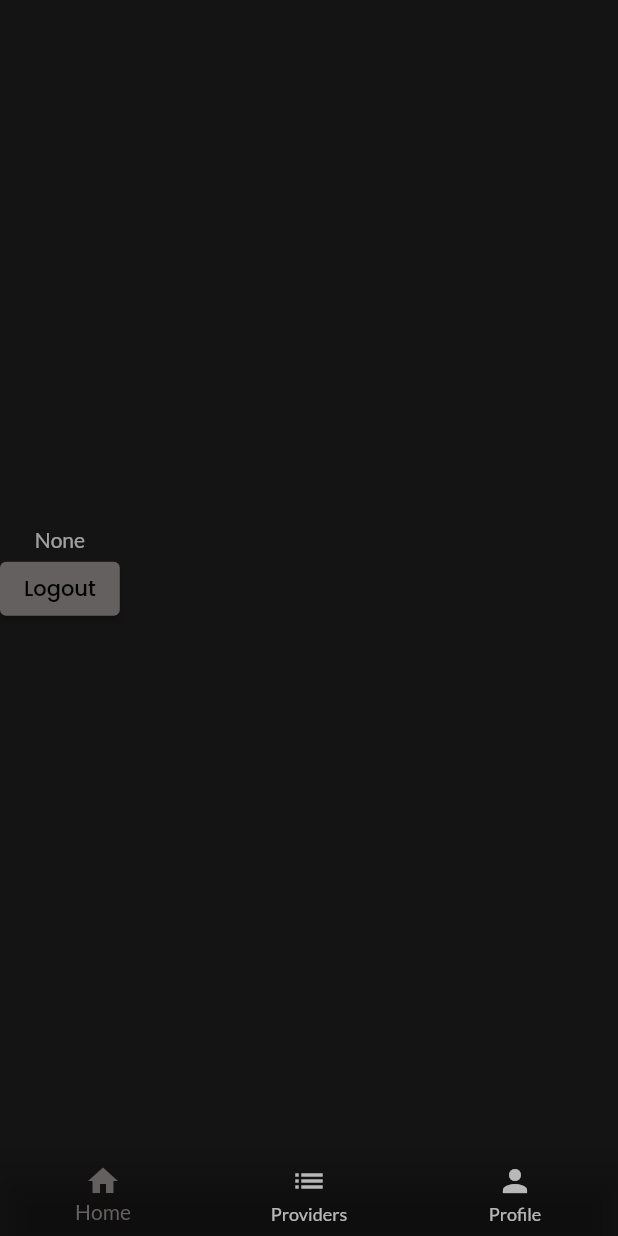
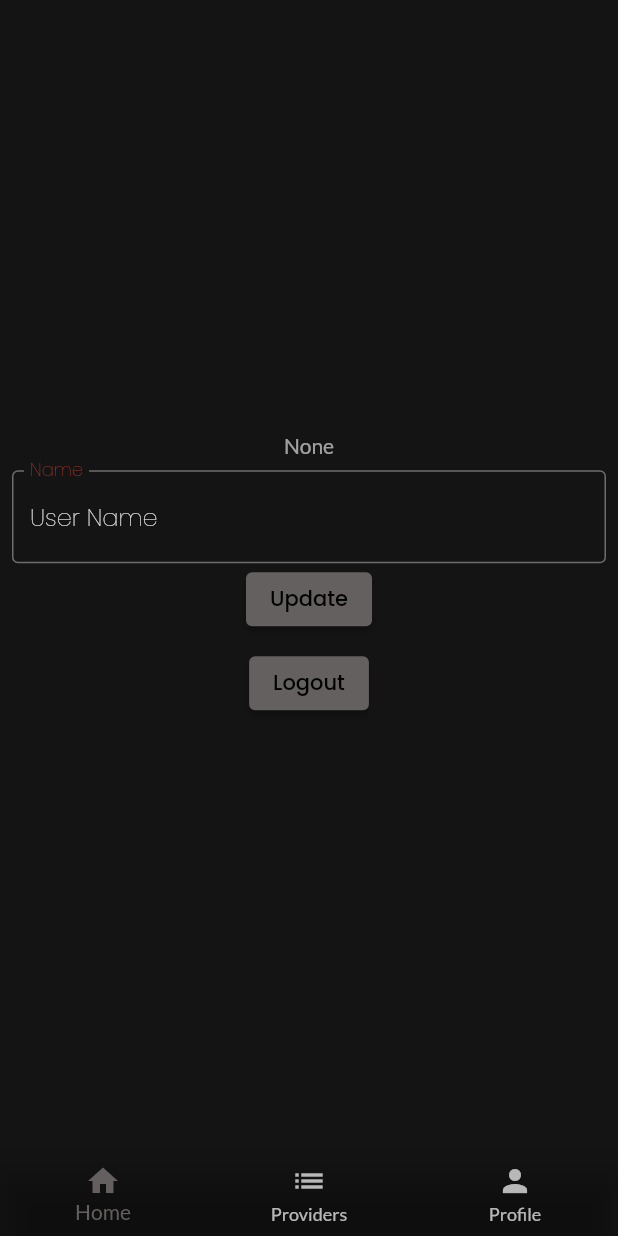
Before and after one commit to codinesh/supashare, a Flutter app: the ProfileScreen screen opened by its route, on a phone screen of 412 x 824 dp. Run offline on Flutter 3.47's test engine with Material 2 defaults, Android fonts, the phone set to English and light mode, and no system bars; our stand-ins replace flutter_hooks, flutter_riverpod, flutter_secure_storage, freezed_annotation, google_fonts, hooks_riverpod and 3 more; accounts and stored records are empty; statements that could not run were skipped.

Commit message:
profile page ch;anges

```diff
--- a/lib/notifiers/authstate_notifier.dart
+++ b/lib/notifiers/authstate_notifier.dart
@@ -1,5 +1,7 @@
+import 'package:flutter/material.dart';
 import 'package:state_notifier/state_notifier.dart';
 import 'package:supabase_flutter/supabase_flutter.dart';
+import 'package:supashare/routes/app_router.dart';
 
 import '../models/authstate.dart';
 import '../services/local_storage/key_value_storage_service.dart';
@@ -10,8 +12,7 @@ class AuthStateNotifier extends StateNotifier<AuthState> {
   User? _currentUser;
   late String _password;
 
-  AuthStateNotifier(KeyValueStorageService keyValueStorageServiceProvider)
-      : super(const AuthState.unauthenticated()) {
+  AuthStateNotifier(KeyValueStorageService keyValueStorageServiceProvider) : super(const AuthState.unauthenticated()) {
     _keyValueStorageService = keyValueStorageServiceProvider;
     init();
   }
@@ -76,4 +77,21 @@ class AuthStateNotifier extends StateNotifier<AuthState> {
       state = AuthState.error(result.error?.message ?? '');
     }
   }
+
+  Future<String?> updateName(String text) async {
+    final updates = {
+      'id': 'bc0958ba-fbae-450d-be6f-1fe89b2b4737',
+      'username': text,
+      'website': text,
+      'updated_at': DateTime.now().toIso8601String(),
+    };
+
+    var update = await supabase.from('profile').upsert(updates).execute();
+
+    if (update.error != null) {
+      return update.error?.message ?? 'Error';
+    } else {
+      return null;
+    }
+  }
 }
--- a/lib/routes/app_router.dart
+++ b/lib/routes/app_router.dart
@@ -2,7 +2,6 @@
 import 'package:flutter/material.dart';
 import 'package:supashare/ui/screens/providerdetails.dart';
 
-import '../models/subscription.dart';
 import '../models/subscription_provider.dart';
 import '../ui/screens/appstartup.dart';
 import '../ui/screens/forgotpassword.dart';
@@ -67,7 +66,7 @@ class AppRouter {
         );
       case Routes.ProfileScreenRoute:
         return MaterialPageRoute(
-          builder: (_) => Layout(child: const ProfileScreen()),
+          builder: (_) => Layout(child: ProfileScreen()),
           settings: const RouteSettings(name: Routes.ProfileScreenRoute),
         );
       default:
--- a/lib/ui/provider_card.dart
+++ b/lib/ui/provider_card.dart
@@ -17,8 +17,8 @@ class ProviderCard extends StatelessWidget {
   @override
   Widget build(BuildContext context) {
     final brandColor = getColorFromString(subscriptionProvider.color);
-    var availableSlots = subscriptionProvider.maxSubscribers - (subscriptionProvider.subscriptions?.length ?? 0);
-    var owner = subscriptionProvider.subscriptions.length > 0
+    var availableSlots = subscriptionProvider.maxSubscribers - (subscriptionProvider.subscriptions.length);
+    var owner = subscriptionProvider.subscriptions.isNotEmpty
         ? subscriptionProvider.subscriptions.firstWhere((subscription) => true)
         : null;
 
--- a/lib/ui/screens/profile.dart
+++ b/lib/ui/screens/profile.dart
@@ -1,18 +1,57 @@
 import 'package:flutter/material.dart';
 import 'package:hooks_riverpod/hooks_riverpod.dart';
 import 'package:supashare/providers/auth_provider.dart';
+import 'package:flutter_hooks/flutter_hooks.dart';
+import 'package:supashare/utils/constants.dart';
 
 class ProfileScreen extends HookConsumerWidget {
-  const ProfileScreen({Key? key}) : super(key: key);
+  ProfileScreen({Key? key}) : super(key: key);
+
+  var formkey = GlobalKey<FormState>();
 
   @override
   Widget build(BuildContext context, WidgetRef ref) {
+    final userNameController = useTextEditingController(text: 'User Name');
+    final userProvider = ref.watch(authStateProvider.notifier);
     var user = ref.watch(authStateProvider);
 
     return Column(
       mainAxisAlignment: MainAxisAlignment.center,
       children: [
         Text(user.maybeWhen((user) => user?.email ?? '', orElse: () => 'None')),
+        Padding(
+          padding: const EdgeInsets.all(8.0),
+          child: Form(
+            key: formkey,
+            child: Column(
+              children: [
+                TextFormField(
+                  cursorColor: Colors.red,
+                  decoration: const InputDecoration(
+                    labelText: 'Name',
+                    labelStyle: TextStyle(color: Colors.red),
+                    border: OutlineInputBorder(),
+                  ),
+                  controller: userNameController,
+                ),
+                ElevatedButton(
+                    onPressed: () async {
+                      if (formkey.currentState!.validate()) {
+                        formkey.currentState!.save();
+
+                        var resp = await userProvider.updateName(userNameController.text);
+                        if (resp != null) {
+                          context.showErrorSnackBar(message: resp);
+                        } else {
+                          context.showSnackBar(message: 'Upated');
+                        }
+                      }
+                    },
+                    child: const Text('Update'))
+              ],
+            ),
+          ),
+        ),
         ElevatedButton(
           child: const Text('Logout'),
           onPressed: () {
--- a/lib/utils/constants.dart
+++ b/lib/utils/constants.dart
@@ -210,6 +210,6 @@ extension ShowSnackBar on BuildContext {
   }
 
   void showErrorSnackBar({required String message}) {
-    showSnackBar(message: message, backgroundColor: Colors.blue);
+    showSnackBar(message: message, backgroundColor: Colors.red);
   }
 }
--- a/pubspec.yaml
+++ b/pubspec.yaml
@@ -30,6 +30,7 @@ dependencies:
   cupertino_icons: ^1.0.2
   flutter:
     sdk: flutter
+  flutter_hooks: ^0.18.2
   flutter_secure_storage: ^5.0.2
   freezed_annotation: ^1.1.0
   google_fonts: ^2.2.0
```
